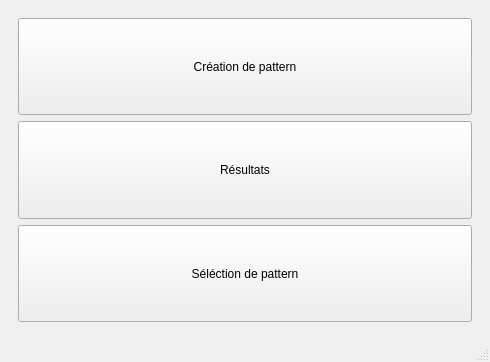
Qt form QT/Menus interface/mainwindow.ui (qserdel/projet-industriel-roborongeurs) before a commit.
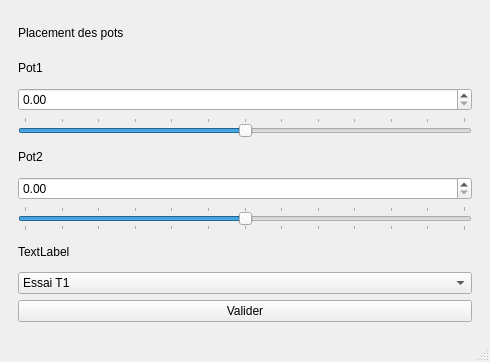
The same form after that commit.

```diff
--- a/QT/Menus interface/mainwindow.ui
+++ b/QT/Menus interface/mainwindow.ui
@@ -18,7 +18,7 @@
     <item row="1" column="0">
      <widget class="QStackedWidget" name="stackedWidget">
       <property name="currentIndex">
-       <number>0</number>
+       <number>12</number>
       </property>
       <widget class="QWidget" name="Menu_base">
        <layout class="QVBoxLayout" name="verticalLayout">
@@ -1284,6 +1284,106 @@
         </item>
        </layout>
       </widget>
+      <widget class="QWidget" name="page_9">
+       <layout class="QGridLayout" name="gridLayout_13">
+        <item row="2" column="0">
+         <widget class="QDoubleSpinBox" name="doubleSpinBox"/>
+        </item>
+        <item row="0" column="0">
+         <widget class="QLabel" name="label_18">
+          <property name="text">
+           <string>Placement des pots</string>
+          </property>
+         </widget>
+        </item>
+        <item row="12" column="0">
+         <widget class="QPushButton" name="pushButton">
+          <property name="text">
+           <string>Valider</string>
+          </property>
+         </widget>
+        </item>
+        <item row="9" column="0">
+         <widget class="QComboBox" name="comboBox">
+          <item>
+           <property name="text">
+            <string>Essai T1</string>
+           </property>
+          </item>
+          <item>
+           <property name="text">
+            <string>Essai T2</string>
+           </property>
+          </item>
+         </widget>
+        </item>
+        <item row="4" column="0">
+         <widget class="QLabel" name="label_20">
+          <property name="text">
+           <string>Pot2</string>
+          </property>
+         </widget>
+        </item>
+        <item row="8" column="0">
+         <widget class="QLabel" name="label_23">
+          <property name="text">
+           <string>TextLabel</string>
+          </property>
+         </widget>
+        </item>
+        <item row="3" column="0">
+         <widget class="QSlider" name="horizontalSlider_2">
+          <property name="maximum">
+           <number>12</number>
+          </property>
+          <property name="sliderPosition">
+           <number>6</number>
+          </property>
+          <property name="orientation">
+           <enum>Qt::Horizontal</enum>
+          </property>
+          <property name="tickPosition">
+           <enum>QSlider::TicksAbove</enum>
+          </property>
+          <property name="tickInterval">
+           <number>1</number>
+          </property>
+         </widget>
+        </item>
+        <item row="1" column="0">
+         <widget class="QLabel" name="label_19">
+          <property name="text">
+           <string>Pot1</string>
+          </property>
+         </widget>
+        </item>
+        <item row="5" column="0">
+         <widget class="QDoubleSpinBox" name="doubleSpinBox_2"/>
+        </item>
+        <item row="6" column="0">
+         <widget class="QSlider" name="horizontalSlider">
+          <property name="maximum">
+           <number>12</number>
+          </property>
+          <property name="value">
+           <number>6</number>
+          </property>
+          <property name="sliderPosition">
+           <number>6</number>
+          </property>
+          <property name="orientation">
+           <enum>Qt::Horizontal</enum>
+          </property>
+          <property name="tickPosition">
+           <enum>QSlider::TicksBothSides</enum>
+          </property>
+          <property name="tickInterval">
+           <number>1</number>
+          </property>
+         </widget>
+        </item>
+       </layout>
+      </widget>
      </widget>
     </item>
    </layout>
```
Left out of the diff: 67 changed lines with no effect on the pictures.
